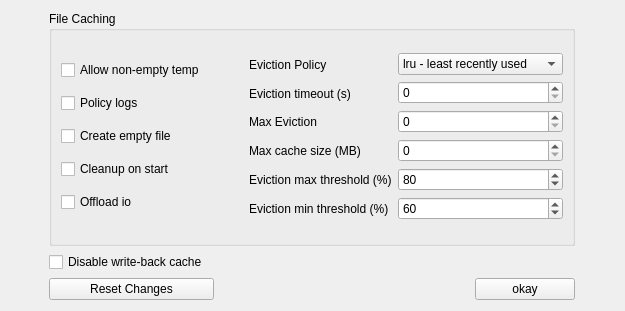
This is gui/lyve_config_advanced.ui in Seagate/cloudfuse as Qt 5 draws it before an edit. The edited form follows.
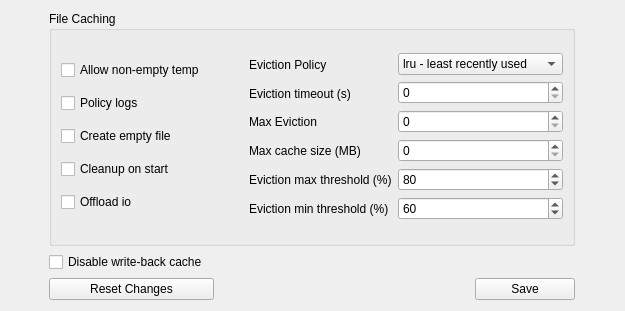
This is the edited form.

Commit message: Rename the 'okay' button to save.

```diff
--- a/gui/lyve_config_advanced.ui
+++ b/gui/lyve_config_advanced.ui
@@ -55,7 +55,7 @@
       <enum>Qt::RightToLeft</enum>
      </property>
      <property name="text">
-      <string>okay</string>
+      <string>Save</string>
      </property>
     </widget>
    </item>
```
The commit also changes 3 other files.
